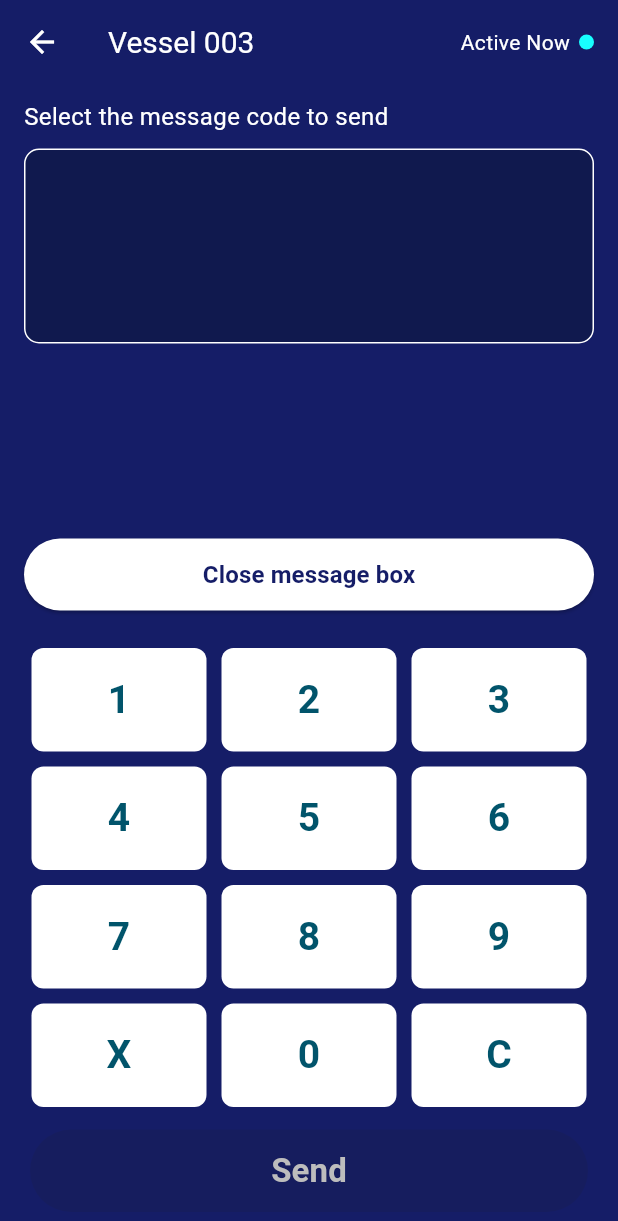
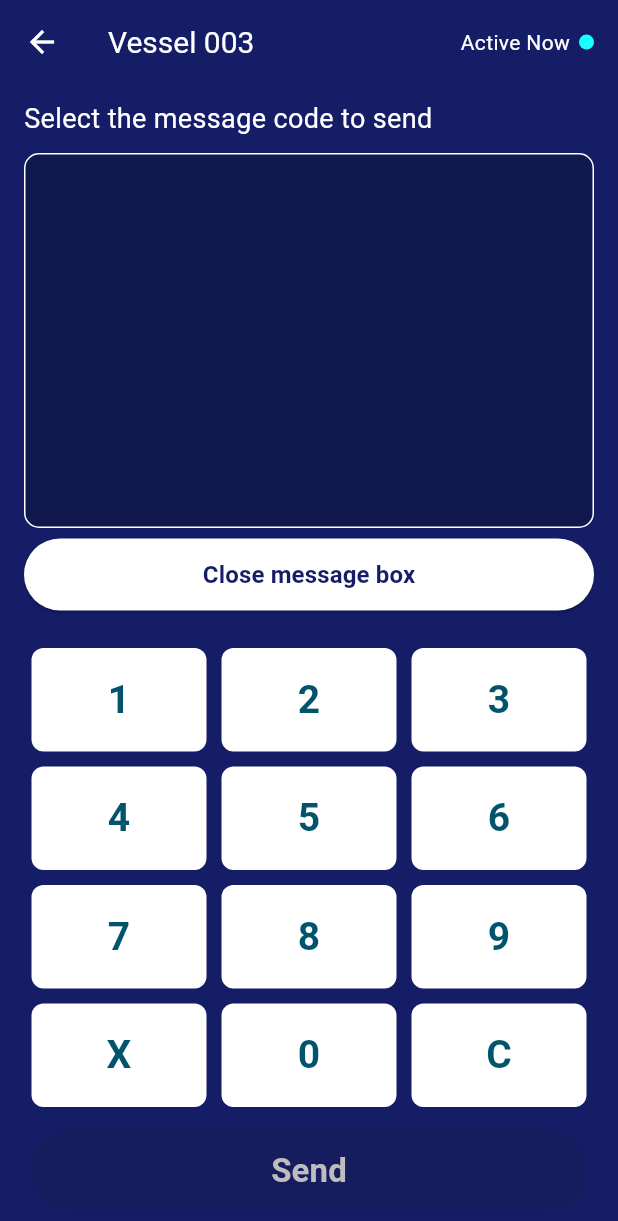
Before and after one commit to Lora-ResearchProject/AqueSafe_mobileApplication, a Flutter app: the ImprovedChatScreen screen opened by its route, after a tap on "Pick a message to send", on a phone screen of 412 x 824 dp. Shown: the top 1221 px of the screen. Run offline on Flutter 3.47's test engine with Material 3 defaults, Android fonts, the phone set to English and light mode, and no system bars; our stand-ins replace connectivity_plus, flutter_dotenv, flutter_secure_storage, geolocator, hive, permission_handler and 2 more; missing offline and left inert: flutter_reactive_ble; accounts and stored records are empty.

Commit message:
Adjust predefined message box

```diff
--- a/lib/screens/improvedChat.dart
+++ b/lib/screens/improvedChat.dart
@@ -91,17 +91,11 @@ class _ImprovedChatScreenState extends State<ImprovedChatScreen> {
             padding: EdgeInsets.only(left: 16.0, bottom: 10, top: 10),
             child: Text(
               "Select the message code to send",
-              style: TextStyle(color: Colors.white, fontSize: 16),
+              style: TextStyle(color: Colors.white, fontSize: 18),
             ),
           ),
-          FutureBuilder(
-            future: _chatMessageScheduler.getCachedChatMessages(),
-            builder: (context, snapshot) {
-              if (snapshot.connectionState == ConnectionState.waiting) {
-                return const Center(child: CircularProgressIndicator());
-              }
-              final messages = snapshot.data as List<Map<String, dynamic>>;
-              return Container(
+          // Wrap in a fixed-height container instead of Expanded
+          Container(
             margin: const EdgeInsets.symmetric(horizontal: 16),
             padding: const EdgeInsets.all(12),
             decoration: BoxDecoration(
@@ -109,19 +103,35 @@ class _ImprovedChatScreenState extends State<ImprovedChatScreen> {
               borderRadius: BorderRadius.circular(10),
               color: const Color(0xFF10194E),
             ),
-                height: 130,
+            height: 250, // Adjust height as needed
+            child: FutureBuilder(
+              future: _chatMessageScheduler.getCachedChatMessages(),
+              builder: (context, snapshot) {
+                if (snapshot.connectionState == ConnectionState.waiting) {
+                  return const Center(child: CircularProgressIndicator());
+                }
+                final messages = snapshot.data as List<Map<String, dynamic>>;
+                return Scrollbar(
+                  thumbVisibility: true,
                   child: ListView.builder(
                     itemCount: messages.length,
                     itemBuilder: (context, index) {
                       final msg = messages[index];
-                    return Text(
+                      return Padding(
+                        padding: const EdgeInsets.symmetric(vertical: 6),
+                        child: Text(
                           "[${msg['messageNumber']}] - ${msg['message']}",
-                      style: const TextStyle(color: Colors.white),
+                          style: const TextStyle(
+                            color: Colors.white,
+                            fontSize: 18,
+                          ),
+                        ),
                       );
                     },
                   ),
                 );
               },
+            ),
           ),
         ],
       );
```
Lines whose indentation alone changed are shown as unchanged.
